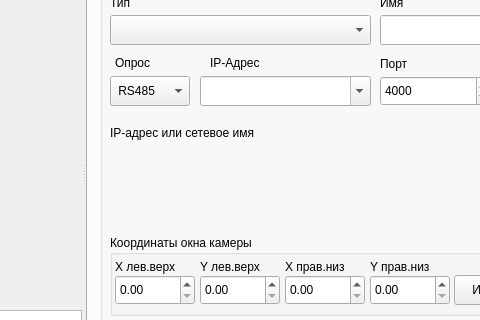
First picture: the form in m_cfg/MainWindowCFG.ui, repository xXRadioHeadXx/start7, before the edit; both pictures show x 348 to 828 and y 117 to 437 of the 1043 by 590 pixel window.
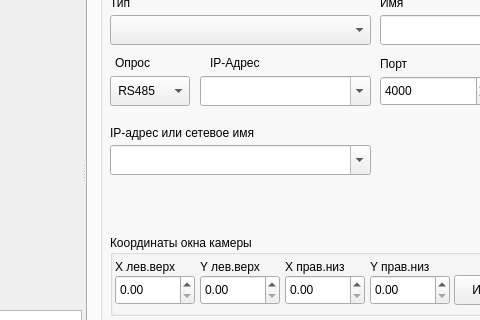
Second picture: the form after the edit. The open tabs and pages were chosen to show the change. Icons and pictures are not drawn. Custom widgets are drawn as their Qt base class.

Diff of the .ui file:
```diff
--- a/m_cfg/MainWindowCFG.ui
+++ b/m_cfg/MainWindowCFG.ui
@@ -1342,16 +1342,6 @@
              </widget>
             </widget>
             <widget class="QWidget" name="NET_DEV_groupbox">
-             <widget class="My_lineEdit" name="NET_DEV_IP_lineEdit" native="true">
-              <property name="geometry">
-               <rect>
-                <x>10</x>
-                <y>20</y>
-                <width>261</width>
-                <height>30</height>
-               </rect>
-              </property>
-             </widget>
              <widget class="QLabel" name="label_48">
               <property name="geometry">
                <rect>
@@ -1365,6 +1355,19 @@
                <string>IP-адрес или сетевое имя</string>
               </property>
              </widget>
+             <widget class="my_combobox" name="NET_DEV_IP_combobox">
+              <property name="geometry">
+               <rect>
+                <x>10</x>
+                <y>20</y>
+                <width>261</width>
+                <height>30</height>
+               </rect>
+              </property>
+              <property name="editable">
+               <bool>true</bool>
+              </property>
+             </widget>
             </widget>
             <widget class="QWidget" name="empty_space_groupbox"/>
             <widget class="QWidget" name="Group_groupbox"/>
```
Left out of the diff: 2 changed lines with no effect on the pictures.
